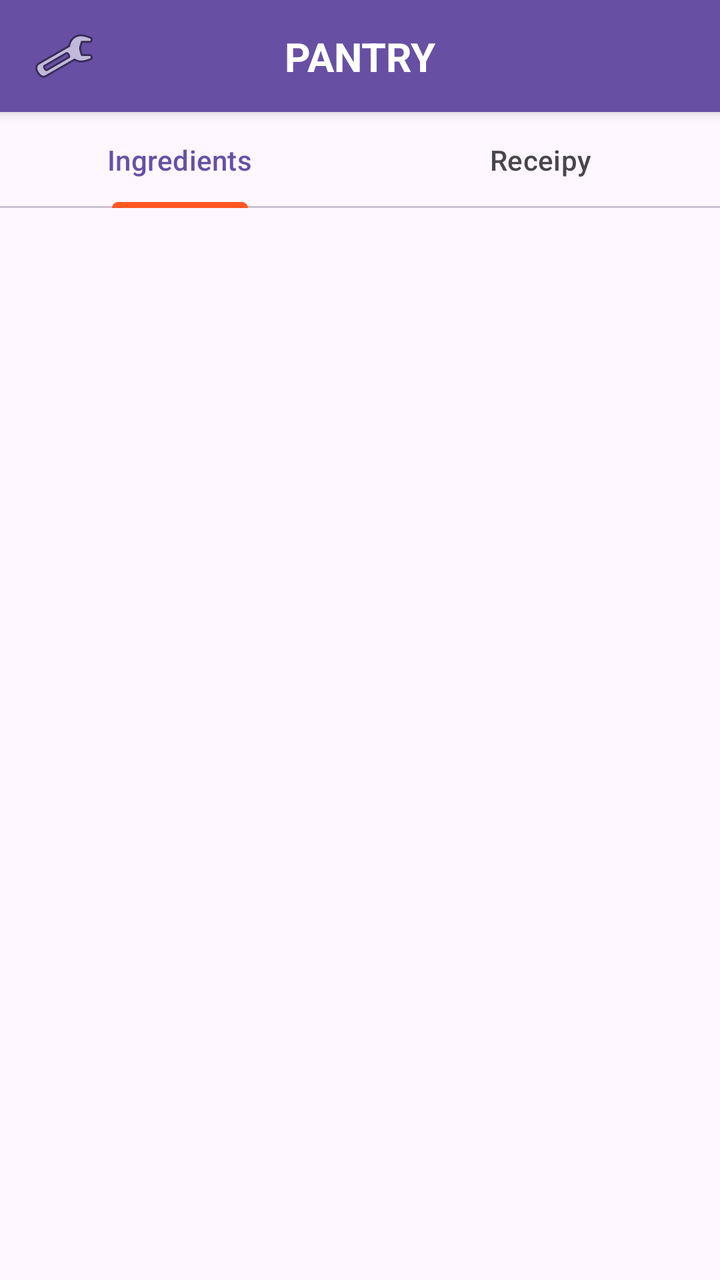
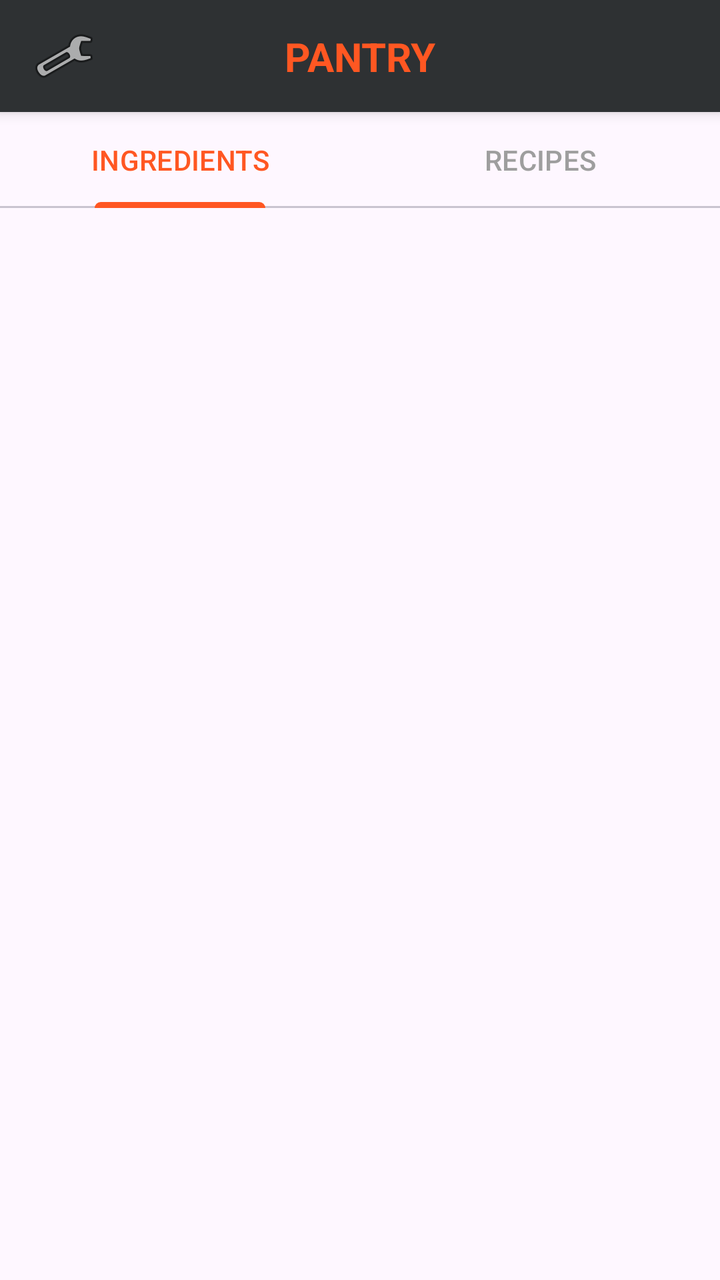

An Android layout rendered at two revisions. The XML below is the earlier revision; the diff shows what the commit changed to produce the second picture.
<!-- AndroidManifest.xml: application theme Theme.Pantry -->
<!-- res/layout/activity_main.xml -->
<?xml version="1.0" encoding="utf-8"?>
<androidx.constraintlayout.widget.ConstraintLayout xmlns:android="http://schemas.android.com/apk/res/android"
    xmlns:app="http://schemas.android.com/apk/res-auto"
    xmlns:tools="http://schemas.android.com/tools"
    android:id="@+id/main"
    android:layout_width="match_parent"
    android:layout_height="match_parent"
    tools:context=".MainActivity">

    

    <androidx.constraintlayout.widget.ConstraintLayout
        android:id="@+id/banner"
        android:layout_width="0dp"
        android:layout_height="56dp"
        android:background="?attr/colorPrimary"
        android:elevation="4dp"
        app:layout_constraintTop_toTopOf="parent"
        app:layout_constraintStart_toStartOf="parent"
        app:layout_constraintEnd_toEndOf="parent">

        <ImageButton
            android:id="@+id/btn_settings"
            android:layout_width="40dp"
            android:layout_height="40dp"
            android:layout_marginStart="12dp"
            android:background="?attr/selectableItemBackgroundBorderless"
            android:contentDescription="Settings"
            android:src="@android:drawable/ic_menu_manage"
            app:layout_constraintStart_toStartOf="parent"
            app:layout_constraintTop_toTopOf="parent"
            app:layout_constraintBottom_toBottomOf="parent" />

        <TextView
            android:id="@+id/tv_title"
            android:layout_width="wrap_content"
            android:layout_height="wrap_content"
            android:text="PANTRY"
            android:textColor="@android:color/white"
            android:textSize="20sp"
            android:textStyle="bold"
            app:layout_constraintTop_toTopOf="parent"
            app:layout_constraintBottom_toBottomOf="parent"
            app:layout_constraintStart_toStartOf="parent"
            app:layout_constraintEnd_toEndOf="parent" />

    </androidx.constraintlayout.widget.ConstraintLayout>

    

    <com.google.android.material.tabs.TabLayout
        android:id="@+id/tabLayout"
        android:layout_width="0dp"
        android:layout_height="wrap_content"
        app:layout_constraintEnd_toEndOf="parent"
        app:layout_constraintStart_toStartOf="parent"
        app:layout_constraintTop_toBottomOf="@id/banner"
        app:tabIndicatorColor="#FF5722">

        <com.google.android.material.tabs.TabItem
            android:layout_width="wrap_content"
            android:layout_height="wrap_content"
            android:text="Ingredients" />

        <com.google.android.material.tabs.TabItem
            android:layout_width="wrap_content"
            android:layout_height="wrap_content"
            android:text="Receipy" />
    </com.google.android.material.tabs.TabLayout>

    

    <androidx.viewpager2.widget.ViewPager2
        android:id="@+id/viewPager"
        android:layout_width="0dp"
        android:layout_height="0dp"
        app:layout_constraintBottom_toBottomOf="parent"
        app:layout_constraintEnd_toEndOf="parent"
        app:layout_constraintStart_toStartOf="parent"
        app:layout_constraintTop_toBottomOf="@id/tabLayout" />

</androidx.constraintlayout.widget.ConstraintLayout>
<!-- resources referenced by this layout -->
<resources>
  <style name="Theme.Pantry" parent="Base.Theme.Pantry" />
  <style name="Base.Theme.Pantry" parent="Theme.Material3.DayNight.NoActionBar">
          
          
      </style>
</resources>

<!-- the commit's change to res/layout/activity_main.xml (unified diff, before → after) -->
@@ -13,11 +13,11 @@
         android:id="@+id/banner"
         android:layout_width="0dp"
         android:layout_height="56dp"
-        android:background="?attr/colorPrimary"
+        android:background="@color/material_dynamic_neutral20"
         android:elevation="4dp"
-        app:layout_constraintTop_toTopOf="parent"
+        app:layout_constraintEnd_toEndOf="parent"
         app:layout_constraintStart_toStartOf="parent"
-        app:layout_constraintEnd_toEndOf="parent">
+        app:layout_constraintTop_toTopOf="parent">
 
         <ImageButton
             android:id="@+id/btn_settings"
@@ -27,22 +27,22 @@
             android:background="?attr/selectableItemBackgroundBorderless"
             android:contentDescription="Settings"
             android:src="@android:drawable/ic_menu_manage"
+            app:layout_constraintBottom_toBottomOf="parent"
             app:layout_constraintStart_toStartOf="parent"
-            app:layout_constraintTop_toTopOf="parent"
-            app:layout_constraintBottom_toBottomOf="parent" />
+            app:layout_constraintTop_toTopOf="parent" />
 
         <TextView
             android:id="@+id/tv_title"
             android:layout_width="wrap_content"
             android:layout_height="wrap_content"
             android:text="PANTRY"
-            android:textColor="@android:color/white"
+            android:textColor="#FF5722"
             android:textSize="20sp"
             android:textStyle="bold"
-            app:layout_constraintTop_toTopOf="parent"
             app:layout_constraintBottom_toBottomOf="parent"
+            app:layout_constraintEnd_toEndOf="parent"
             app:layout_constraintStart_toStartOf="parent"
-            app:layout_constraintEnd_toEndOf="parent" />
+            app:layout_constraintTop_toTopOf="parent" />
 
     </androidx.constraintlayout.widget.ConstraintLayout>
 
@@ -55,17 +55,19 @@
         app:layout_constraintEnd_toEndOf="parent"
         app:layout_constraintStart_toStartOf="parent"
         app:layout_constraintTop_toBottomOf="@id/banner"
-        app:tabIndicatorColor="#FF5722">
+        app:tabIndicatorColor="#FF5722"
+        app:tabSelectedTextColor="#FF5722"
+        app:tabTextColor="#9E9E9E">
 
         <com.google.android.material.tabs.TabItem
             android:layout_width="wrap_content"
             android:layout_height="wrap_content"
-            android:text="Ingredients" />
+            android:text="INGREDIENTS" />
 
         <com.google.android.material.tabs.TabItem
             android:layout_width="wrap_content"
             android:layout_height="wrap_content"
-            android:text="Receipy" />
+            android:text="RECIPES" />
     </com.google.android.material.tabs.TabLayout>
 
     
